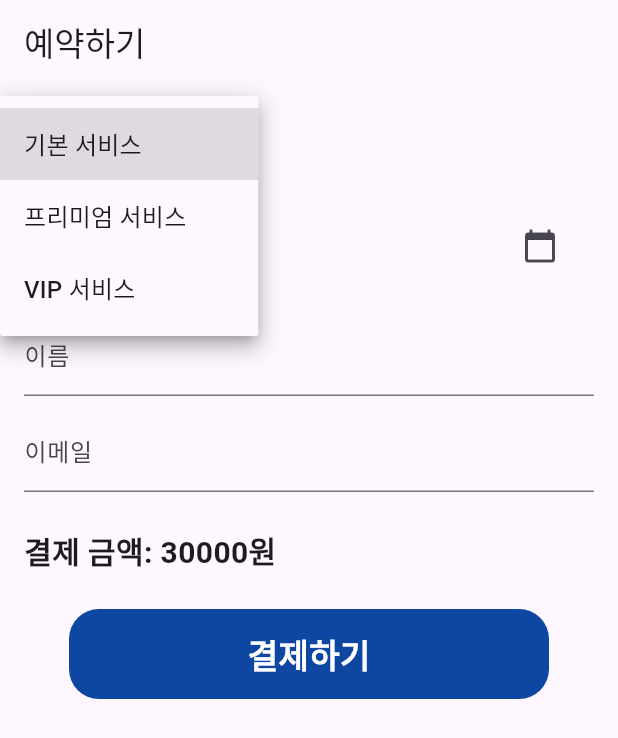
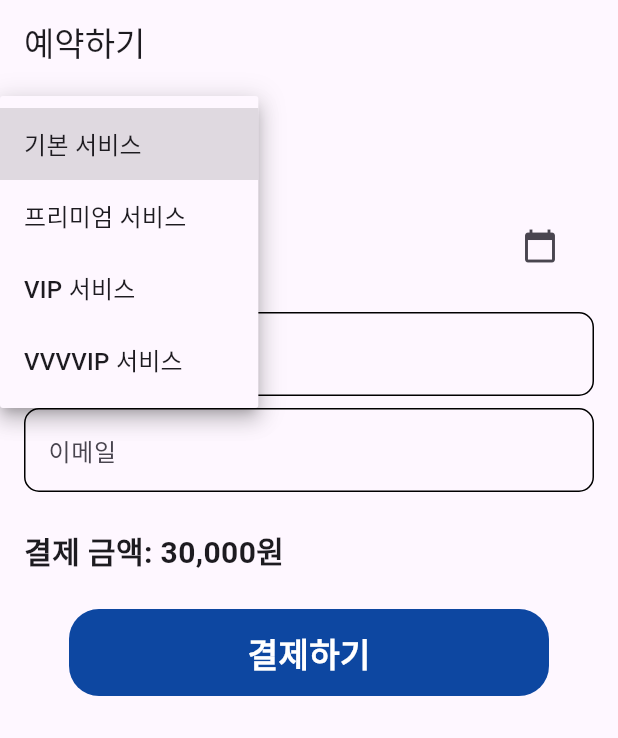
Before and after one commit to Deokwon-Kim/toss_reserve_pay_demo, a Flutter app: the screen it shows after launch, after a tap on "기본 서비스", on a phone screen of 412 x 824 dp. Shown: the top 738 px of the screen. Run offline on Flutter 3.47's test engine with Material 3 defaults, Android fonts, the phone set to English and light mode, and no system bars; our stand-ins replace get; missing offline and left inert: tosspayments_widget_sdk_flutter.

Commit message:
결제 실패 화면 추가 및 금액 포맷팅 기능 구현

```diff
--- a/lib/pay_failed.dart
+++ b/lib/screen/pay_failed.dart
@@ -1,7 +1,6 @@
 import 'package:flutter/material.dart';
 import 'package:get/get.dart';
-import 'package:toss/main.dart';
-import 'package:toss/screen/payments_widget_example.dart';
+import 'package:toss/screen/reservation_page.dart';
 
 class PayFailed extends StatelessWidget {
   const PayFailed({super.key});
@@ -24,7 +23,7 @@ class PayFailed extends StatelessWidget {
               height: 50,
               child: ElevatedButton(
                 onPressed: () {
-                  Get.off(() => PaymentWidgetExamplePage());
+                  Get.off(() => ReservationPage());
                 },
                 style: ElevatedButton.styleFrom(
                   backgroundColor: Colors.red,
--- a/lib/screen/reservation_page.dart
+++ b/lib/screen/reservation_page.dart
@@ -1,7 +1,14 @@
 import 'package:flutter/material.dart';
 import 'package:get/get.dart';
+import 'package:intl/intl.dart';
 import 'package:toss/model/reserve_model.dart';
 import 'package:toss/screen/payment_page.dart';
+
+// Utility function to format number with commas
+String formatAmount(int amount) {
+  final formatter = NumberFormat('#,###');
+  return '${formatter.format(amount)}원';
+}
 
 class ReservationPage extends StatefulWidget {
   const ReservationPage({super.key});
@@ -30,7 +37,7 @@ class _ReservationPageState extends State<ReservationPage> {
             DropdownButton<String>(
               value: _selectedService,
               items:
-                  ['기본 서비스', '프리미엄 서비스', 'VIP 서비스']
+                  ['기본 서비스', '프리미엄 서비스', 'VIP 서비스', 'VVVVIP 서비스']
                       .map((e) => DropdownMenuItem(value: e, child: Text(e)))
                       .toList(),
               onChanged: (value) {
@@ -43,6 +50,8 @@ class _ReservationPageState extends State<ReservationPage> {
                     _selectedAmount = 50000;
                   else if (value == 'VIP 서비스')
                     _selectedAmount = 100000;
+                  else if (value == 'VVVVIP 서비스')
+                    _selectedAmount = 10000000;
                 });
               },
             ),
@@ -70,13 +79,29 @@ class _ReservationPageState extends State<ReservationPage> {
             // 이름, 이메일 입력
             TextField(
               controller: _nameController,
-              decoration: InputDecoration(labelText: '이름'),
+              decoration: InputDecoration(
+                enabledBorder: OutlineInputBorder(
+                  borderRadius: BorderRadius.circular(10),
+                ),
+                focusedBorder: OutlineInputBorder(
+                  borderRadius: BorderRadius.circular(10),
+                ),
+                labelText: '이름',
+              ),
             ),
             SizedBox(height: 8),
 
             TextField(
               controller: _emailController,
-              decoration: InputDecoration(labelText: '이메일'),
+              decoration: InputDecoration(
+                enabledBorder: OutlineInputBorder(
+                  borderRadius: BorderRadius.circular(10),
+                ),
+                focusedBorder: OutlineInputBorder(
+                  borderRadius: BorderRadius.circular(10),
+                ),
+                labelText: '이메일',
+              ),
               keyboardType: TextInputType.emailAddress,
             ),
 
@@ -84,7 +109,7 @@ class _ReservationPageState extends State<ReservationPage> {
 
             // 가격 표시
             Text(
-              '결제 금액: ${_selectedAmount.toString()}원',
+              '결제 금액: ${formatAmount(_selectedAmount)}',
               style: TextStyle(fontSize: 20, fontWeight: FontWeight.bold),
             ),
 
@@ -119,7 +144,7 @@ class _ReservationPageState extends State<ReservationPage> {
                 ),
                 margin: EdgeInsets.only(left: 30, right: 30, bottom: 40),
                 width: double.infinity,
-                height: 60,
+                height: 58,
                 child: const Text(
                   '결제하기',
                   style: TextStyle(
--- a/pubspec.yaml
+++ b/pubspec.yaml
@@ -36,6 +36,7 @@ dependencies:
   cupertino_icons: ^1.0.8
   tosspayments_widget_sdk_flutter: ^2.1.1
   get: ^4.7.2
+  intl: ^0.20.2
 
 dev_dependencies:
   flutter_test:
```
Also changed, not shown: lib/screen/pay_success.dart (renamed from lib/pay_success.dart, +8 -1 lines), lib/screen/payment_page.dart (+11 -4 lines), lib/screen/payments_widget_example.dart (+15 -4 lines), pubspec.lock.
